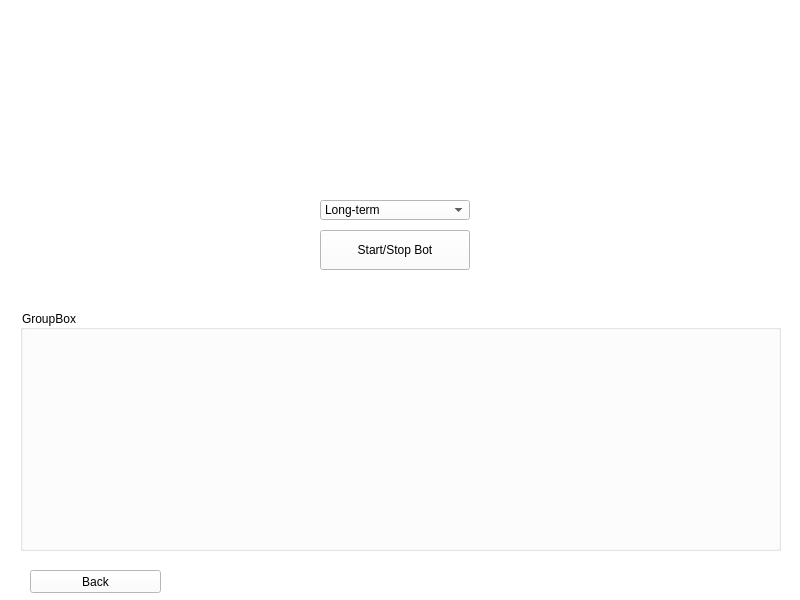
Before: the Qt Designer form freqtrade/GUI/livetrading.ui in Sypers/SeniorProject, drawn with Qt 5.
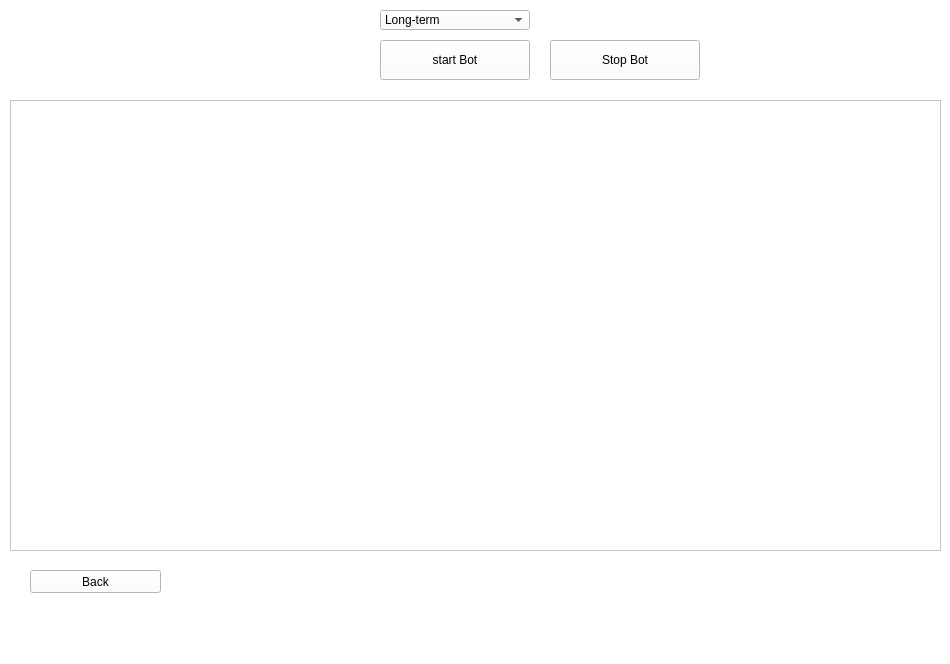
After: the same form once the commit is applied.

Commit message: Fix terminate Shell Error

Diff of the .ui file:
```diff
--- a/freqtrade/GUI/livetrading.ui
+++ b/freqtrade/GUI/livetrading.ui
@@ -6,8 +6,8 @@
    <rect>
     <x>0</x>
     <y>0</y>
-    <width>800</width>
-    <height>600</height>
+    <width>950</width>
+    <height>664</height>
    </rect>
   </property>
   <property name="windowTitle">
@@ -20,8 +20,8 @@
    <widget class="QComboBox" name="comboBox">
     <property name="geometry">
      <rect>
-      <x>320</x>
-      <y>200</y>
+      <x>380</x>
+      <y>10</y>
       <width>150</width>
       <height>20</height>
      </rect>
@@ -45,27 +45,14 @@
    <widget class="QPushButton" name="start_stop">
     <property name="geometry">
      <rect>
-      <x>320</x>
-      <y>230</y>
+      <x>380</x>
+      <y>40</y>
       <width>150</width>
       <height>40</height>
      </rect>
     </property>
     <property name="text">
-     <string>Start/Stop Bot</string>
-    </property>
-   </widget>
-   <widget class="QGroupBox" name="groupBox">
-    <property name="geometry">
-     <rect>
-      <x>20</x>
-      <y>310</y>
-      <width>761</width>
-      <height>241</height>
-     </rect>
-    </property>
-    <property name="title">
-     <string>GroupBox</string>
+     <string>start Bot</string>
     </property>
    </widget>
    <widget class="QPushButton" name="back">
@@ -81,6 +68,39 @@
      <string>Back</string>
     </property>
    </widget>
+   <widget class="QTextEdit" name="console">
+    <property name="geometry">
+     <rect>
+      <x>10</x>
+      <y>100</y>
+      <width>931</width>
+      <height>451</height>
+     </rect>
+    </property>
+    <property name="styleSheet">
+     <string notr="true">font: 8pt &quot;Consolas&quot;;</string>
+    </property>
+    <property name="html">
+     <string>&lt;!DOCTYPE HTML PUBLIC &quot;-//W3C//DTD HTML 4.0//EN&quot; &quot;http://www.w3.org/TR/REC-html40/strict.dtd&quot;&gt;
+&lt;html&gt;&lt;head&gt;&lt;meta name=&quot;qrichtext&quot; content=&quot;1&quot; /&gt;&lt;style type=&quot;text/css&quot;&gt;
+p, li { white-space: pre-wrap; }
+&lt;/style&gt;&lt;/head&gt;&lt;body style=&quot; font-family:'Consolas'; font-size:8pt; font-weight:400; font-style:normal;&quot;&gt;
+&lt;p style=&quot;-qt-paragraph-type:empty; margin-top:0px; margin-bottom:0px; margin-left:0px; margin-right:0px; -qt-block-indent:0; text-indent:0px; font-family:'MS Shell Dlg 2'; font-size:8.25pt;&quot;&gt;&lt;br /&gt;&lt;/p&gt;&lt;/body&gt;&lt;/html&gt;</string>
+    </property>
+   </widget>
+   <widget class="QPushButton" name="stop">
+    <property name="geometry">
+     <rect>
+      <x>550</x>
+      <y>40</y>
+      <width>150</width>
+      <height>40</height>
+     </rect>
+    </property>
+    <property name="text">
+     <string>Stop Bot</string>
+    </property>
+   </widget>
   </widget>
  </widget>
  <resources/>
```
Left out of the diff: 2 changed lines with no effect on the pictures. The commit also changes 2 other files.
